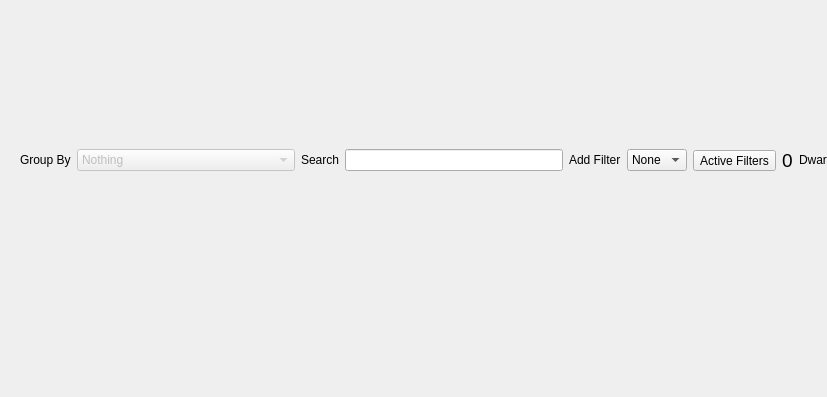
Above: ui/mainwindow.ui from Dwarf-Therapist/Dwarf-Therapist before the change; both pictures show x 0 to 827 and y 118 to 515 of the 1260 by 515 pixel window. Below: the same form after it.
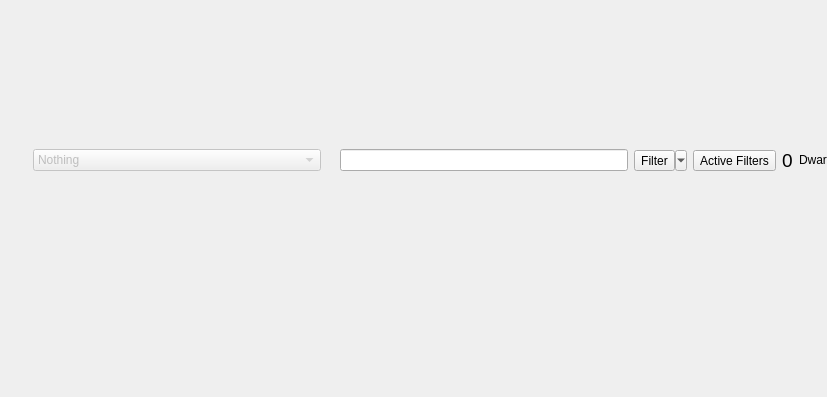
That is the form after the change. Icons and pictures are not drawn. Custom widgets are drawn as their Qt base class.

What changed in the file:
```diff
--- a/ui/mainwindow.ui
+++ b/ui/mainwindow.ui
@@ -70,7 +70,13 @@
           </size>
          </property>
          <property name="text">
-          <string>Group By</string>
+          <string/>
+         </property>
+         <property name="pixmap">
+          <pixmap resource="../resources.qrc">:/img/category-group.png</pixmap>
+         </property>
+         <property name="alignment">
+          <set>Qt::AlignRight|Qt::AlignTrailing|Qt::AlignVCenter</set>
          </property>
          <property name="margin">
           <number>0</number>
@@ -134,7 +140,13 @@
           </size>
          </property>
          <property name="text">
-          <string>Search</string>
+          <string/>
+         </property>
+         <property name="pixmap">
+          <pixmap resource="../resources.qrc">:/resources/img/magnifier.png</pixmap>
+         </property>
+         <property name="alignment">
+          <set>Qt::AlignRight|Qt::AlignTrailing|Qt::AlignVCenter</set>
          </property>
         </widget>
        </item>
@@ -155,52 +167,29 @@
         </widget>
        </item>
        <item>
-        <widget class="QLabel" name="lbl_run_filter">
-         <property name="sizePolicy">
-          <sizepolicy hsizetype="Preferred" vsizetype="Minimum">
-           <horstretch>0</horstretch>
-           <verstretch>0</verstretch>
-          </sizepolicy>
+        <widget class="QToolButton" name="cb_filter_scripts">
+         <property name="toolTip">
+          <string>Select a filter to apply.</string>
          </property>
-         <property name="maximumSize">
-          <size>
-           <width>16777215</width>
-           <height>20</height>
-          </size>
+         <property name="statusTip">
+          <string>Select a filter to apply.</string>
          </property>
          <property name="text">
-          <string>Add Filter</string>
+          <string>Filter</string>
          </property>
-        </widget>
-       </item>
-       <item>
-        <widget class="QComboBox" name="cb_filter_script">
-         <property name="sizePolicy">
-          <sizepolicy hsizetype="Minimum" vsizetype="Fixed">
-           <horstretch>0</horstretch>
-           <verstretch>0</verstretch>
-          </sizepolicy>
+         <property name="icon">
+          <iconset resource="../resources.qrc">
+           <normaloff>:/img/funnel--plus.png</normaloff>:/img/funnel--plus.png</iconset>
          </property>
-         <property name="minimumSize">
-          <size>
-           <width>50</width>
-           <height>0</height>
-          </size>
+         <property name="popupMode">
+          <enum>QToolButton::MenuButtonPopup</enum>
          </property>
-         <property name="maximumSize">
-          <size>
-           <width>100</width>
-           <height>16777215</height>
-          </size>
+         <property name="toolButtonStyle">
+          <enum>Qt::ToolButtonTextBesideIcon</enum>
          </property>
-         <property name="sizeAdjustPolicy">
-          <enum>QComboBox::AdjustToContents</enum>
+         <property name="arrowType">
+          <enum>Qt::NoArrow</enum>
          </property>
-         <item>
-          <property name="text">
-           <string>None</string>
-          </property>
-         </item>
         </widget>
        </item>
        <item>
```
Left out of the diff: 29 changed lines with no effect on the pictures.
